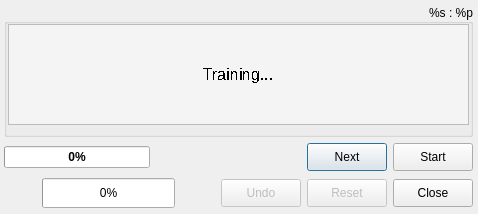
This is res/ui/training-dialog.ui in smartboyhw/speechcontrol as Qt 5 draws it before an edit. The edited form follows.
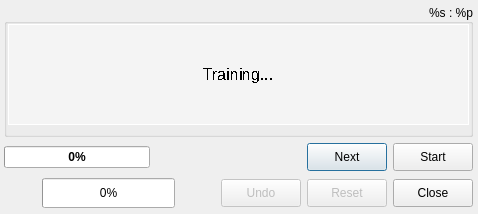
This is the edited form.

```diff
--- a/res/ui/training-dialog.ui
+++ b/res/ui/training-dialog.ui
@@ -291,8 +291,9 @@
        <property name="styleSheet">
         <string notr="true">color: rgb(0, 0, 0);
 background-color: rgb(244, 244, 244);
-border-color: rgb(48, 48, 48);
-border-size: 5px;</string>
+border: 1px solid #fff;
+border-raidus: 10px;
+</string>
        </property>
        <property name="frameShape">
         <enum>QFrame::StyledPanel</enum>
```
